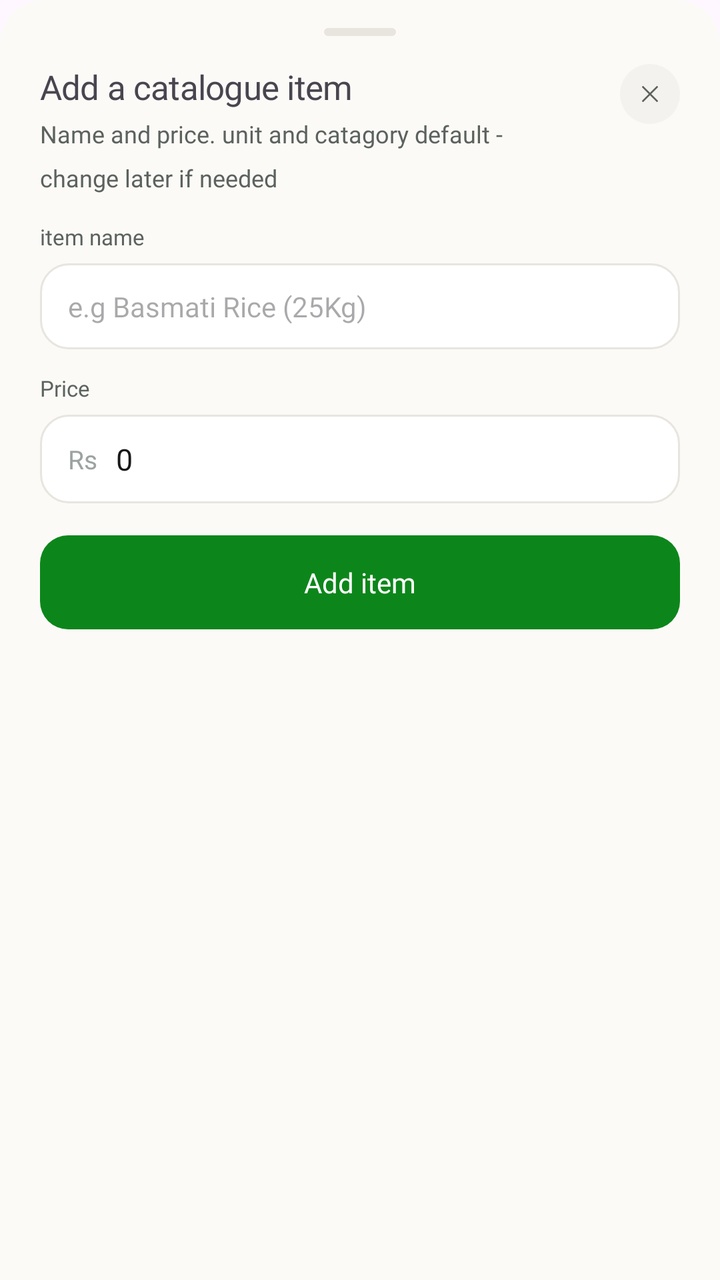
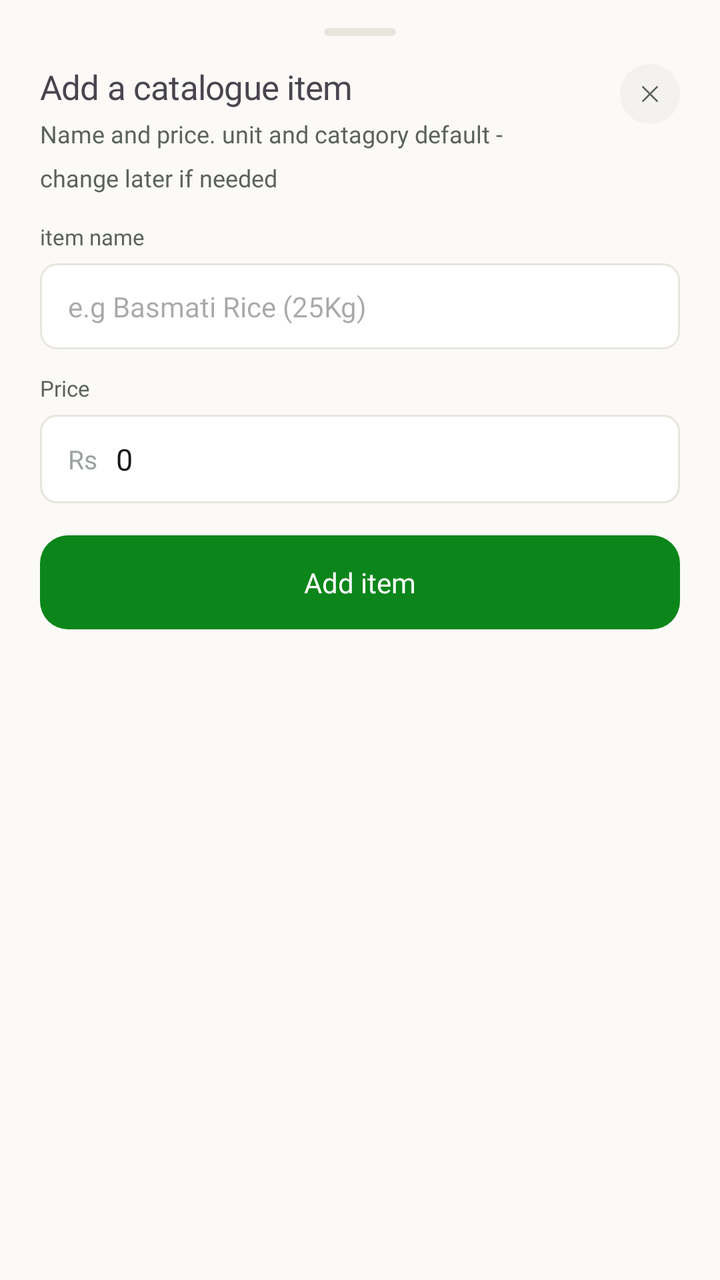

An Android layout rendered at two revisions. The XML below is the earlier revision; the diff shows what the commit changed to produce the second picture.
<!-- AndroidManifest.xml: application theme Theme.InvoiceGenerator -->
<!-- res/layout/bottom_sheet_add_first_item.xml -->
<?xml version="1.0" encoding="utf-8"?>
<androidx.constraintlayout.widget.ConstraintLayout xmlns:android="http://schemas.android.com/apk/res/android"
    android:layout_width="match_parent"
    android:layout_height="match_parent"
    xmlns:app="http://schemas.android.com/apk/res-auto"
    android:background="@drawable/bottom_sheet_bg"
    android:paddingTop="8dp"
    android:paddingBottom="28dp"
    android:paddingHorizontal="20dp">
    <View
        android:id="@+id/drag_handle"
        android:layout_width="36dp"
        android:layout_height="4dp"
        android:background="@drawable/drag_handle_bg"
        android:layout_marginTop="6dp"
        app:layout_constraintStart_toStartOf="parent"
        app:layout_constraintEnd_toEndOf="parent"
        app:layout_constraintTop_toTopOf="parent"
        />
    
    <TextView
        android:id="@+id/add_item_heading"
        android:layout_width="wrap_content"
        android:layout_height="wrap_content"
        android:text="Add a catalogue item"
        android:textSize="17sp"
        android:fontFamily="@font/inter_bold"
        android:layout_marginTop="14dp"
        app:layout_constraintTop_toBottomOf="@id/drag_handle"
        app:layout_constraintStart_toStartOf="parent"
        android:letterSpacing="-0.015"
        />
    <TextView
        android:id="@+id/subtitle"
        android:layout_width="wrap_content"
        android:layout_height="wrap_content"
        android:text="Name and price. unit and catagory default - \nchange later if needed"
        android:textColor="#5C625E"
        android:textSize="12sp"
        android:fontFamily="@font/inter"
        android:lineSpacingMultiplier="1.5"
        android:layout_marginTop="4dp"
        app:layout_constraintTop_toBottomOf="@id/add_item_heading"
        app:layout_constraintStart_toStartOf="parent"/>
    
    <androidx.constraintlayout.widget.ConstraintLayout
        android:id="@+id/closebtn"
        android:layout_width="30dp"
        android:layout_height="30dp"
        android:background="@drawable/avatar_crossed_state_bg"
        android:backgroundTint="#F4F2EE"
        app:layout_constraintTop_toTopOf="@id/add_item_heading"
        android:layout_marginLeft="12dp"
        app:layout_constraintEnd_toEndOf="parent">
        
        <ImageView
            android:layout_width="14dp"
            android:layout_height="14dp"
            android:background="@drawable/ic_close"
            app:layout_constraintTop_toTopOf="parent"
            app:layout_constraintStart_toStartOf="parent"
            app:layout_constraintBottom_toBottomOf="parent"
            app:layout_constraintEnd_toEndOf="parent"/>
    </androidx.constraintlayout.widget.ConstraintLayout>


    <TextView
        android:layout_width="wrap_content"
        android:layout_height="wrap_content"
        android:id="@+id/barcodeNumHeading"
        android:layout_marginTop="14dp"
        android:text="item name"
        app:layout_constraintStart_toStartOf="parent"
        app:layout_constraintTop_toBottomOf="@id/subtitle"
        android:fontFamily="@font/inter_medium"
        android:textSize="11sp"
        android:textColor="#5C625E"
        />
    <EditText
        android:id="@+id/itemNameInput"
        android:layout_width="match_parent"
        android:layout_height="wrap_content"
        android:background="@drawable/bg_input_field"
        app:layout_constraintTop_toBottomOf="@id/barcodeNumHeading"
        app:layout_constraintStart_toStartOf="parent"
        android:paddingVertical="12dp"
        android:paddingHorizontal="14dp"
        android:fontFamily="@font/inter_medium"
        android:hint="e.g Basmati Rice (25Kg)"
        android:layout_marginTop="6dp"
        android:textSize="14dp"

        />

    <TextView
        android:id="@+id/priceHeading"
        android:layout_width="wrap_content"
        android:layout_height="wrap_content"
        android:layout_marginTop="12dp"
        android:text="Price"
        android:textSize="11sp"
        android:textColor="#5C625E"
        android:fontFamily="@font/inter_medium"
        app:layout_constraintStart_toStartOf="parent"
        app:layout_constraintTop_toBottomOf="@id/itemNameInput"
        />
    <EditText
        android:id="@+id/priceInput"
        android:layout_width="match_parent"
        android:layout_height="wrap_content"
        android:background="@drawable/bg_input_field"
        android:text="0"
        android:fontFamily="@font/inter_medium"
        android:paddingStart="38dp"
        android:paddingTop="12dp"
        android:paddingEnd="14dp"
        android:paddingBottom="12dp"
        android:textSize="15sp"
        android:textColor="#171817"
        app:layout_constraintStart_toStartOf="parent"
        app:layout_constraintTop_toBottomOf="@id/priceHeading"
        android:layout_marginTop="6dp"
        />
    <TextView
        android:layout_width="wrap_content"
        android:layout_height="wrap_content"
        android:text="Rs"
        android:textColor="#9CA3A0"
        android:textSize="13sp"
        android:fontFamily="@font/inter_medium"
        android:layout_marginStart="14dp"
        app:layout_constraintTop_toTopOf="@id/priceInput"
        app:layout_constraintBottom_toBottomOf="@id/priceInput"
        app:layout_constraintStart_toStartOf="@id/priceInput"
/>
    <TextView
        android:id="@+id/addItemBtn"
        android:layout_width="match_parent"
        android:layout_height="wrap_content"
        android:background="@drawable/green_btn_bg"
        android:text="Add item"
        android:textColor="#FFFFFF"
        android:gravity="center"
        android:padding="14dp"
        android:textSize="14sp"
        android:fontFamily="@font/inter_semibold"
        app:layout_constraintTop_toBottomOf="@id/priceInput"
        app:layout_constraintStart_toStartOf="parent"
        app:layout_constraintEnd_toEndOf="parent"
        android:layout_marginTop="16dp"
        />



</androidx.constraintlayout.widget.ConstraintLayout>
<!-- resources referenced by this layout -->
<resources>
  <!-- drawable avatar_crossed_state_bg (drawable) -->
  <?xml version="1.0" encoding="utf-8"?>
  <shape xmlns:android="http://schemas.android.com/apk/res/android"
      android:shape="rectangle">
      <solid android:color="@color/tickedColorbg"/>
      <corners android:radius="999dp"/>
  
  </shape>
  <!-- drawable bg_input_field (drawable) -->
  <?xml version="1.0" encoding="utf-8"?>
  <shape xmlns:android="http://schemas.android.com/apk/res/android"
      android:shape="rectangle">
      <solid android:color="#FFFFFF"/>
      <stroke android:width="1dp"
          android:color="#E8E5DF"/>
      <corners android:radius="14dp"/>
  
  </shape>
  <!-- drawable bottom_sheet_bg (drawable) -->
  <?xml version="1.0" encoding="utf-8"?>
  <shape xmlns:android="http://schemas.android.com/apk/res/android">
      <solid android:color="#FBFAF7" />
      <corners
          android:topLeftRadius="22dp"
          android:topRightRadius="22dp"
          android:bottomLeftRadius="0dp"
          android:bottomRightRadius="0dp" />
  </shape>
  <!-- drawable drag_handle_bg (drawable) -->
  <?xml version="1.0" encoding="utf-8"?>
  <shape xmlns:android="http://schemas.android.com/apk/res/android">
      <solid android:color="#E8E5DF" />
      <corners android:radius="2dp" />
  </shape>
  <!-- drawable green_btn_bg (drawable) -->
  <?xml version="1.0" encoding="utf-8"?>
  <shape xmlns:android="http://schemas.android.com/apk/res/android">
      <solid android:color="#0C861A" />
      <corners android:radius="14dp" />
  </shape>
  <!-- drawable ic_close (drawable) -->
  <?xml version="1.0" encoding="utf-8"?>
  <vector xmlns:android="http://schemas.android.com/apk/res/android"
      android:width="14dp"
      android:height="14dp"
      android:viewportWidth="24"
      android:viewportHeight="24">
  
      <path
          android:pathData="M6,6 L18,18"
          android:strokeColor="#5C625E"
          android:strokeWidth="1.6"
          android:strokeLineCap="round"
          android:strokeLineJoin="round" />
  
      <path
          android:pathData="M18,6 L6,18"
          android:strokeColor="#5C625E"
          android:strokeWidth="1.6"
          android:strokeLineCap="round"
          android:strokeLineJoin="round" />
  
  </vector>
  <style name="Theme.InvoiceGenerator" parent="Base.Theme.InvoiceGenerator" />
  <color name="tickedColorbg">#22A06B</color>
  <style name="Base.Theme.InvoiceGenerator" parent="Theme.Material3.DayNight.NoActionBar">
          <item name="android:navigationBarColor">@android:color/transparent</item>
          <item name="android:statusBarColor">@android:color/transparent</item>
          <item name="android:windowLightNavigationBar">true</item>
      </style>
</resources>

<!-- the commit's change to res/layout/bottom_sheet_add_first_item.xml (unified diff, before → after) -->
@@ -35,7 +35,7 @@
         android:layout_width="wrap_content"
         android:layout_height="wrap_content"
         android:text="Name and price. unit and catagory default - \nchange later if needed"
-        android:textColor="#5C625E"
+        android:textColor="@color/text_grey"
         android:textSize="12sp"
         android:fontFamily="@font/inter"
         android:lineSpacingMultiplier="1.5"
@@ -48,7 +48,7 @@
         android:layout_width="30dp"
         android:layout_height="30dp"
         android:background="@drawable/avatar_crossed_state_bg"
-        android:backgroundTint="#F4F2EE"
+        android:backgroundTint="@color/greyish_white"
         app:layout_constraintTop_toTopOf="@id/add_item_heading"
         android:layout_marginLeft="12dp"
         app:layout_constraintEnd_toEndOf="parent">
@@ -74,7 +74,7 @@
         app:layout_constraintTop_toBottomOf="@id/subtitle"
         android:fontFamily="@font/inter_medium"
         android:textSize="11sp"
-        android:textColor="#5C625E"
+        android:textColor="@color/text_grey"
         />
     <EditText
         android:id="@+id/itemNameInput"
@@ -99,7 +99,7 @@
         android:layout_marginTop="12dp"
         android:text="Price"
         android:textSize="11sp"
-        android:textColor="#5C625E"
+        android:textColor="@color/text_grey"
         android:fontFamily="@font/inter_medium"
         app:layout_constraintStart_toStartOf="parent"
         app:layout_constraintTop_toBottomOf="@id/itemNameInput"
@@ -116,7 +116,7 @@
         android:paddingEnd="14dp"
         android:paddingBottom="12dp"
         android:textSize="15sp"
-        android:textColor="#171817"
+        android:textColor="@color/text_primary"
         app:layout_constraintStart_toStartOf="parent"
         app:layout_constraintTop_toBottomOf="@id/priceHeading"
         android:layout_marginTop="6dp"
@@ -125,7 +125,7 @@
         android:layout_width="wrap_content"
         android:layout_height="wrap_content"
         android:text="Rs"
-        android:textColor="#9CA3A0"
+        android:textColor="@color/text_secondary"
         android:textSize="13sp"
         android:fontFamily="@font/inter_medium"
         android:layout_marginStart="14dp"
@@ -139,7 +139,7 @@
         android:layout_height="wrap_content"
         android:background="@drawable/green_btn_bg"
         android:text="Add item"
-        android:textColor="#FFFFFF"
+        android:textColor="@color/on_primary_text"
         android:gravity="center"
         android:padding="14dp"
         android:textSize="14sp"
<!-- resource entries referenced after the edit -->
@@ -1,5 +1,10 @@
 <!-- resources referenced by this layout -->
 <resources>
+  <color name="greyish_white">#F4F2EE</color>
+  <color name="on_primary_text">#FFFFFF</color>
+  <color name="text_grey">#5C625E</color>
+  <color name="text_primary">#171817</color>
+  <color name="text_secondary">#9CA3A0</color>
   <!-- drawable avatar_crossed_state_bg (drawable) -->
   <?xml version="1.0" encoding="utf-8"?>
   <shape xmlns:android="http://schemas.android.com/apk/res/android"
@@ -10,28 +15,21 @@
   </shape>
   <!-- drawable bg_input_field (drawable) -->
   <?xml version="1.0" encoding="utf-8"?>
-  <shape xmlns:android="http://schemas.android.com/apk/res/android"
-      android:shape="rectangle">
-      <solid android:color="#FFFFFF"/>
-      <stroke android:width="1dp"
-          android:color="#E8E5DF"/>
-      <corners android:radius="14dp"/>
-  
+  <shape xmlns:android="http://schemas.android.com/apk/res/android">
+      <solid android:color="@color/white"/>
+      <corners android:radius="8dp"/>
+      <stroke android:width="1dp" android:color="@color/btn_border_light"/>
   </shape>
   <!-- drawable bottom_sheet_bg (drawable) -->
   <?xml version="1.0" encoding="utf-8"?>
   <shape xmlns:android="http://schemas.android.com/apk/res/android">
-      <solid android:color="#FBFAF7" />
-      <corners
-          android:topLeftRadius="22dp"
-          android:topRightRadius="22dp"
-          android:bottomLeftRadius="0dp"
-          android:bottomRightRadius="0dp" />
+      <solid android:color="@color/bg_cream" />
+      <corners android:topLeftRadius="20dp" android:topRightRadius="20dp"/>
   </shape>
   <!-- drawable drag_handle_bg (drawable) -->
   <?xml version="1.0" encoding="utf-8"?>
   <shape xmlns:android="http://schemas.android.com/apk/res/android">
-      <solid android:color="#E8E5DF" />
+      <solid android:color="@color/btn_border_light" />
       <corners android:radius="2dp" />
   </shape>
   <!-- drawable green_btn_bg (drawable) -->
@@ -50,14 +48,14 @@
   
       <path
           android:pathData="M6,6 L18,18"
-          android:strokeColor="#5C625E"
+          android:strokeColor="@color/text_grey"
           android:strokeWidth="1.6"
           android:strokeLineCap="round"
           android:strokeLineJoin="round" />
   
       <path
           android:pathData="M18,6 L6,18"
-          android:strokeColor="#5C625E"
+          android:strokeColor="@color/text_grey"
           android:strokeWidth="1.6"
           android:strokeLineCap="round"
           android:strokeLineJoin="round" />
@@ -65,10 +63,14 @@
   </vector>
   <style name="Theme.InvoiceGenerator" parent="Base.Theme.InvoiceGenerator" />
   <color name="tickedColorbg">#22A06B</color>
+  <color name="white">#FFFFFF</color>
+  <color name="btn_border_light">#E8E5DF</color>
+  <color name="bg_cream">#FBFAF7</color>
   <style name="Base.Theme.InvoiceGenerator" parent="Theme.Material3.DayNight.NoActionBar">
           <item name="android:navigationBarColor">@android:color/transparent</item>
           <item name="android:statusBarColor">@android:color/transparent</item>
-          <item name="android:windowLightNavigationBar">true</item>
+          <item name="android:windowBackground">@color/bg_cream</item>
+          <item name="android:windowLightNavigationBar" tools:targetApi="o_mr1">true</item>
       </style>
 </resources>
 
